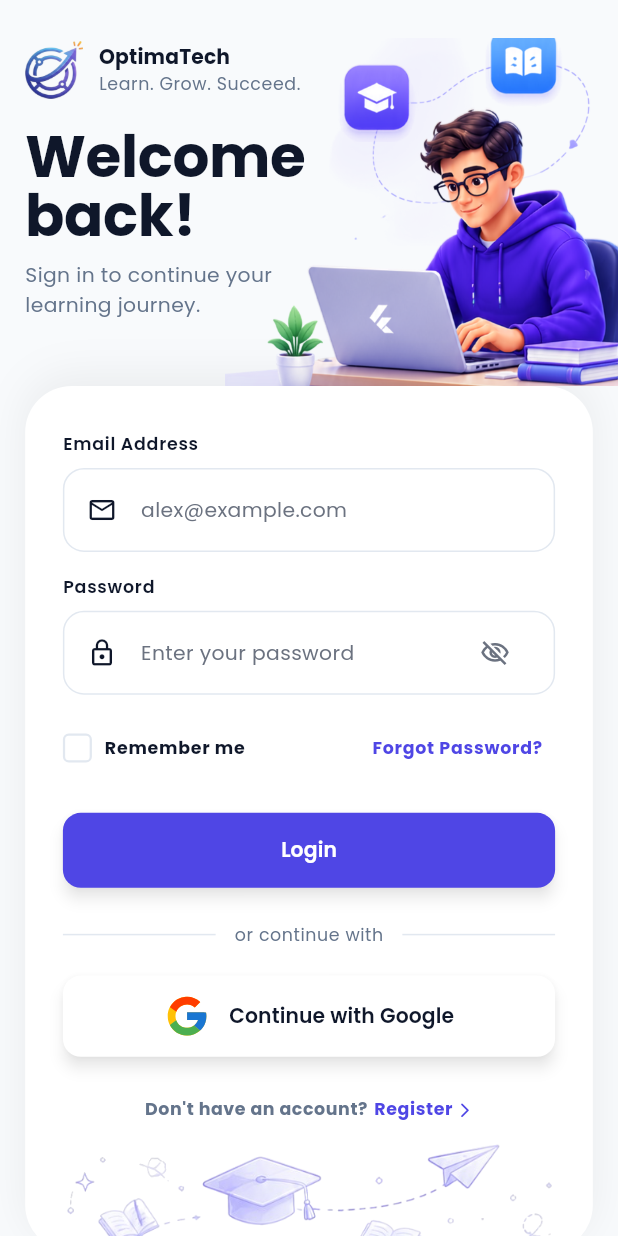
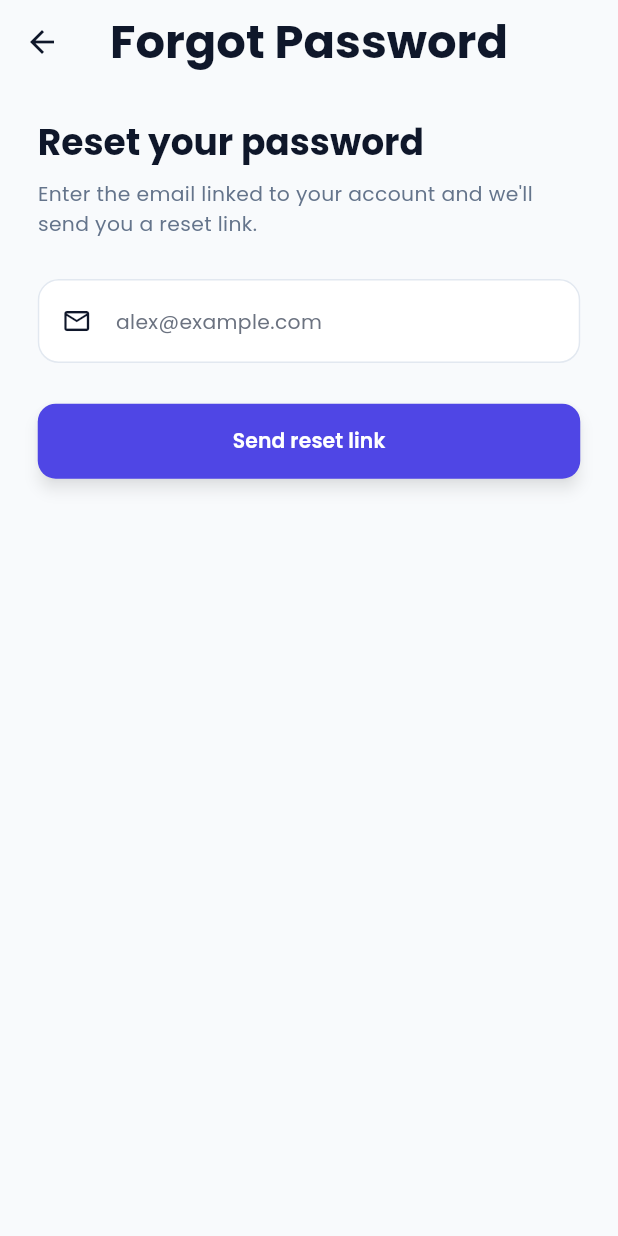
Before and after one commit to zezo12322/Learning-Management-System, a Flutter app: the screen it shows after launch, after a tap on "Forgot Password?", on a phone screen of 412 x 824 dp. Run offline on Flutter 3.47's test engine with Material 3 defaults, Android fonts, the phone set to English and light mode, and no system bars; our stand-ins replace cached_network_image, chewie, cloud_firestore, dartz, dio, easy_localization and 19 more; missing offline and left inert: firebase_data_connect; accounts and stored records are empty.

Commit message:
feat(mobile): add Forgot Password screen (first of the missing MVP screens)
Wires up the previously dead "Forgot password?" button on the login screen
to a real password-reset flow, following the app's clean-architecture +
cubit + easy_localization conventions:

- FirebaseAuthService.sendPasswordResetEmail (treats user-not-found as success
  so it never leaks whether an email is registered).
- AuthRepository.sendPasswordReset (+ impl) returning Either<Failure, Unit>.
- ForgotPasswordCubit/State (plain state — this environment has no code
  generation, so freezed is intentionally avoided here) + ForgotPasswordView
  with email input, loading/error handling, and a success confirmation.
- DI registration, route (/forgot-password), login-form navigation wired.
- en/ar translations under auth.forgot_password_screen (key parity verified).

NOTE: no Flutter/Dart SDK is available in this environment, so this could not
be compiled or `flutter analyze`d here — it needs a build on a Flutter-capable
machine/CI. No code generation (build_runner) is required. JSON validity and
translation key parity were verified.

Co-Authored-By: Claude Opus 4.8 <noreply@anthropic.com>
Claude-Session: https://claude.ai/code/session_01XXsDDExjGGfvEFAg281sqM

```diff
--- a/mobile/assets/translations/en.json
+++ b/mobile/assets/translations/en.json
@@ -73,6 +73,15 @@
       "google_btn": "Continue with Google",
       "no_account": "Don't have an account?",
       "register": "Register"
+    },
+    "forgot_password_screen": {
+      "title": "Forgot Password",
+      "heading": "Reset your password",
+      "subtitle": "Enter the email linked to your account and we'll send you a reset link.",
+      "send_btn": "Send reset link",
+      "success_title": "Check your email",
+      "success_message": "If an account exists for {}, a password reset link is on its way.",
+      "back_to_login": "Back to login"
     },
     "signup_screen": {
       "create_account": "Create\nAccount",
--- a/mobile/lib/core/helper_function/on_generate_route.dart
+++ b/mobile/lib/core/helper_function/on_generate_route.dart
@@ -2,6 +2,7 @@ import 'package:flutter/material.dart';
 import 'package:optimatech_lms/core/widgets/not_found_view.dart';
 import 'package:optimatech_lms/features/auth/presentation/views/log_in_view.dart';
 import 'package:optimatech_lms/features/auth/presentation/views/sign_up_view.dart';
+import 'package:optimatech_lms/features/auth/presentation/views/forgot_password_view.dart';
 import 'package:optimatech_lms/features/course_learning/presentation/views/course_learning_view.dart';
 import 'package:optimatech_lms/features/course_details/presentation/views/course_details_view.dart';
 import 'package:optimatech_lms/features/courses/presentation/views/courses_view.dart';
@@ -18,6 +19,8 @@ Route<dynamic> generateRoute(RouteSettings settings) {
       return MaterialPageRoute(builder: (_) => const LogInView());
     case SignUpView.routeName:
       return MaterialPageRoute(builder: (_) => const SignUpView());
+    case ForgotPasswordView.routeName:
+      return MaterialPageRoute(builder: (_) => const ForgotPasswordView());
     case HomeView.routeName:
       return MaterialPageRoute(builder: (_) => const HomeView());
     case CoursesView.routeName:
--- a/mobile/lib/core/services/get_it_service.dart
+++ b/mobile/lib/core/services/get_it_service.dart
@@ -6,6 +6,7 @@ import 'package:optimatech_lms/features/auth/data/repositories/auth_repository_i
 import 'package:optimatech_lms/features/auth/domain/repositories/auth_repository.dart';
 import 'package:optimatech_lms/features/auth/presentation/manager/login_cubit/log_in_cubit.dart';
 import 'package:optimatech_lms/features/auth/presentation/manager/signup_cubit/signup_cubit.dart';
+import 'package:optimatech_lms/features/auth/presentation/manager/forgot_password_cubit/forgot_password_cubit.dart';
 import 'package:optimatech_lms/core/network/api_service.dart';
 import 'package:optimatech_lms/features/course_learning/data/datasources/course_learning_remote_datasource.dart';
 import 'package:optimatech_lms/features/course_learning/data/repositories/course_learning_repository_impl.dart';
@@ -64,6 +65,9 @@ Future<void> setupDependencies() async {
   );
   getIt.registerFactory<SignupCubit>(
     () => SignupCubit(authRepository: getIt<AuthRepository>()),
+  );
+  getIt.registerFactory<ForgotPasswordCubit>(
+    () => ForgotPasswordCubit(authRepository: getIt<AuthRepository>()),
   );
 
   // ========================= Home Feature =========================
--- a/mobile/lib/features/auth/domain/repositories/auth_repository.dart
+++ b/mobile/lib/features/auth/domain/repositories/auth_repository.dart
@@ -12,6 +12,10 @@ abstract class AuthRepository {
   Future<Either<Failure, UserEntity>> loginWithEmailPassword({required String email, required String password});
   Future<Either<Failure, UserEntity>> loginWithGoogle();
 
+  /// Sends a password-reset email. Succeeds (Unit) even when no account exists
+  /// for the address, so callers never leak whether an email is registered.
+  Future<Either<Failure, Unit>> sendPasswordReset({required String email});
+
   Future<void> setRememberMeState(bool isChecked);
   Future<bool> getRememberMeState();
 }
--- /dev/null
+++ b/mobile/lib/features/auth/presentation/manager/forgot_password_cubit/forgot_password_state.dart
@@ -0,0 +1,31 @@
+// Plain (non-freezed) state: this feature is added in an environment without
+// code generation available, so we hand-write the state + copyWith instead of
+// relying on `@freezed`. Behaviour matches the freezed states used elsewhere.
+
+enum ForgotPasswordStatus { initial, loading, success, failure }
+
+class ForgotPasswordState {
+  final ForgotPasswordStatus status;
+  final String? emailError;
+  final String? errorMessage;
+
+  const ForgotPasswordState({
+    this.status = ForgotPasswordStatus.initial,
+    this.emailError,
+    this.errorMessage,
+  });
+
+  ForgotPasswordState copyWith({
+    ForgotPasswordStatus? status,
+    String? emailError,
+    String? errorMessage,
+    bool clearEmailError = false,
+    bool clearErrorMessage = false,
+  }) {
+    return ForgotPasswordState(
+      status: status ?? this.status,
+      emailError: clearEmailError ? null : (emailError ?? this.emailError),
+      errorMessage: clearErrorMessage ? null : (errorMessage ?? this.errorMessage),
+    );
+  }
+}
--- /dev/null
+++ b/mobile/lib/features/auth/presentation/views/forgot_password_view.dart
@@ -0,0 +1,189 @@
+import 'package:easy_localization/easy_localization.dart';
+import 'package:flutter/material.dart';
+import 'package:flutter_bloc/flutter_bloc.dart';
+import 'package:flutter_screenutil/flutter_screenutil.dart';
+import 'package:gap/gap.dart';
+import 'package:optimatech_lms/core/helper_function/build_snack_bar.dart';
+import 'package:optimatech_lms/core/services/get_it_service.dart';
+import 'package:optimatech_lms/core/utils/app_validators.dart';
+import 'package:optimatech_lms/core/utils/extension.dart';
+import 'package:optimatech_lms/core/widgets/custom_text_field.dart';
+import 'package:optimatech_lms/core/widgets/primary_button.dart';
+import 'package:optimatech_lms/features/auth/presentation/manager/forgot_password_cubit/forgot_password_cubit.dart';
+import 'package:optimatech_lms/features/auth/presentation/manager/forgot_password_cubit/forgot_password_state.dart';
+
+class ForgotPasswordView extends StatelessWidget {
+  const ForgotPasswordView({super.key});
+
+  static const String routeName = '/forgot-password';
+
+  @override
+  Widget build(BuildContext context) {
+    return BlocProvider(
+      create: (_) => getIt<ForgotPasswordCubit>(),
+      child: const _ForgotPasswordBody(),
+    );
+  }
+}
+
+class _ForgotPasswordBody extends StatefulWidget {
+  const _ForgotPasswordBody();
+
+  @override
+  State<_ForgotPasswordBody> createState() => _ForgotPasswordBodyState();
+}
+
+class _ForgotPasswordBodyState extends State<_ForgotPasswordBody> {
+  late final TextEditingController _emailController;
+  bool _showClear = false;
+
+  @override
+  void initState() {
+    _emailController = TextEditingController();
+    super.initState();
+  }
+
+  @override
+  void dispose() {
+    _emailController.dispose();
+    super.dispose();
+  }
+
+  void _onSubmit() {
+    FocusScope.of(context).unfocus();
+    context
+        .read<ForgotPasswordCubit>()
+        .sendResetLink(email: _emailController.text.trim());
+  }
+
+  @override
+  Widget build(BuildContext context) {
+    final cubit = context.read<ForgotPasswordCubit>();
+    return Scaffold(
+      appBar: AppBar(
+        title: Text('auth.forgot_password_screen.title'.tr()),
+      ),
+      body: SafeArea(
+        child: BlocConsumer<ForgotPasswordCubit, ForgotPasswordState>(
+          listener: (context, state) {
+            if (state.status == ForgotPasswordStatus.failure &&
+                state.errorMessage != null) {
+              buildSnackBar(
+                context: context,
+                text: state.errorMessage!,
+                isError: true,
+              );
+            }
+          },
+          builder: (context, state) {
+            if (state.status == ForgotPasswordStatus.success) {
+              return _SuccessContent(
+                email: _emailController.text.trim(),
+                onBackToLogin: () => Navigator.of(context).pop(),
+              );
+            }
+            return SingleChildScrollView(
+              padding: EdgeInsets.fromLTRB(24.w, 24.h, 24.w, 24.h),
+              child: Column(
+                crossAxisAlignment: CrossAxisAlignment.start,
+                children: [
+                  Text(
+                    'auth.forgot_password_screen.heading'.tr(),
+                    style: context.textTheme.headlineSmall?.copyWith(
+                      fontWeight: FontWeight.bold,
+                    ),
+                  ),
+                  Gap(8.h),
+                  Text(
+                    'auth.forgot_password_screen.subtitle'.tr(),
+                    style: context.textTheme.bodyMedium?.copyWith(
+                      color: context.theme.colorScheme.onSurfaceVariant,
+                    ),
+                  ),
+                  Gap(28.h),
+                  CustomTextField(
+                    controller: _emailController,
+                    hintText: 'auth.login_screen.email_hint'.tr(),
+                    validator: AppValidators.validateEmail,
+                    errorText: state.emailError,
+                    prefixIcon: Icons.email_outlined,
+                    showClear: _showClear,
+                    onChanged: (value) {
+                      cubit.emailChanged();
+                      setState(
+                          () => _showClear = _emailController.text.isNotEmpty);
+                    },
+                    onClear: () {
+                      _emailController.clear();
+                      cubit.emailChanged();
+                      setState(() => _showClear = false);
+                    },
+                  ),
+                  Gap(28.h),
+                  PrimaryButton(
+                    text: 'auth.forgot_password_screen.send_btn'.tr(),
+                    onPressed: _onSubmit,
+                    isLoading: state.status == ForgotPasswordStatus.loading,
+                  ),
+                ],
+              ),
+            );
+          },
+        ),
+      ),
+    );
+  }
+}
+
+class _SuccessContent extends StatelessWidget {
+  const _SuccessContent({required this.email, required this.onBackToLogin});
+
+  final String email;
+  final VoidCallback onBackToLogin;
+
+  @override
+  Widget build(BuildContext context) {
+    return SingleChildScrollView(
+      padding: EdgeInsets.fromLTRB(24.w, 40.h, 24.w, 24.h),
+      child: Column(
+        crossAxisAlignment: CrossAxisAlignment.center,
+        children: [
+          Container(
+            width: 88.r,
+            height: 88.r,
+            decoration: BoxDecoration(
+              color: context.theme.colorScheme.primary.withOpacity(0.1),
+              shape: BoxShape.circle,
+            ),
+            child: Icon(
+              Icons.mark_email_read_outlined,
+              size: 44.r,
+              color: context.theme.colorScheme.primary,
+            ),
+          ),
+          Gap(24.h),
+          Text(
+            'auth.forgot_password_screen.success_title'.tr(),
+            textAlign: TextAlign.center,
+            style: context.textTheme.headlineSmall?.copyWith(
+              fontWeight: FontWeight.bold,
+            ),
+          ),
+          Gap(12.h),
+          Text(
+            'auth.forgot_password_screen.success_message'.tr(args: [email]),
+            textAlign: TextAlign.center,
+            style: context.textTheme.bodyMedium?.copyWith(
+              color: context.theme.colorScheme.onSurfaceVariant,
+            ),
+          ),
+          Gap(32.h),
+          PrimaryButton(
+            text: 'auth.forgot_password_screen.back_to_login'.tr(),
+            onPressed: onBackToLogin,
+          ),
+        ],
+      ),
+    );
+  }
+}
--- a/mobile/lib/features/auth/presentation/views/widgets/log_in_form.dart
+++ b/mobile/lib/features/auth/presentation/views/widgets/log_in_form.dart
@@ -12,6 +12,7 @@ import 'package:optimatech_lms/core/widgets/primary_button.dart';
 import 'package:optimatech_lms/features/auth/presentation/manager/login_cubit/log_in_cubit.dart';
 import 'package:optimatech_lms/features/auth/presentation/views/sign_up_view.dart';
 import 'package:optimatech_lms/features/auth/presentation/views/widgets/bottom_decor_strip.dart';
+import 'package:optimatech_lms/features/auth/presentation/views/forgot_password_view.dart';
 import 'package:optimatech_lms/features/auth/presentation/views/widgets/forget_password_bt.dart';
 import 'package:optimatech_lms/features/auth/presentation/views/widgets/google_bt.dart';
 import 'package:optimatech_lms/features/auth/presentation/views/widgets/or_divider.dart';
@@ -154,7 +155,10 @@ class _LogInFormState extends State<LogInForm> {
                     const Spacer(),
                     ForgetPasswordBt(
                       onPressed: () {
-                        // TODO: navigate to ForgotPasswordView
+                        Navigator.pushNamed(
+                          context,
+                          ForgotPasswordView.routeName,
+                        );
                       },
                     ),
                   ],
```
Also changed, not shown: mobile/assets/translations/ar.json (+9 -0 lines), mobile/lib/core/services/firebase_auth_service.dart (+19 -0 lines), mobile/lib/features/auth/data/repositories/auth_repository_impl.dart (+12 -0 lines), mobile/lib/features/auth/presentation/manager/forgot_password_cubit/forgot_password_cubit.dart (added, +43 -0 lines).
